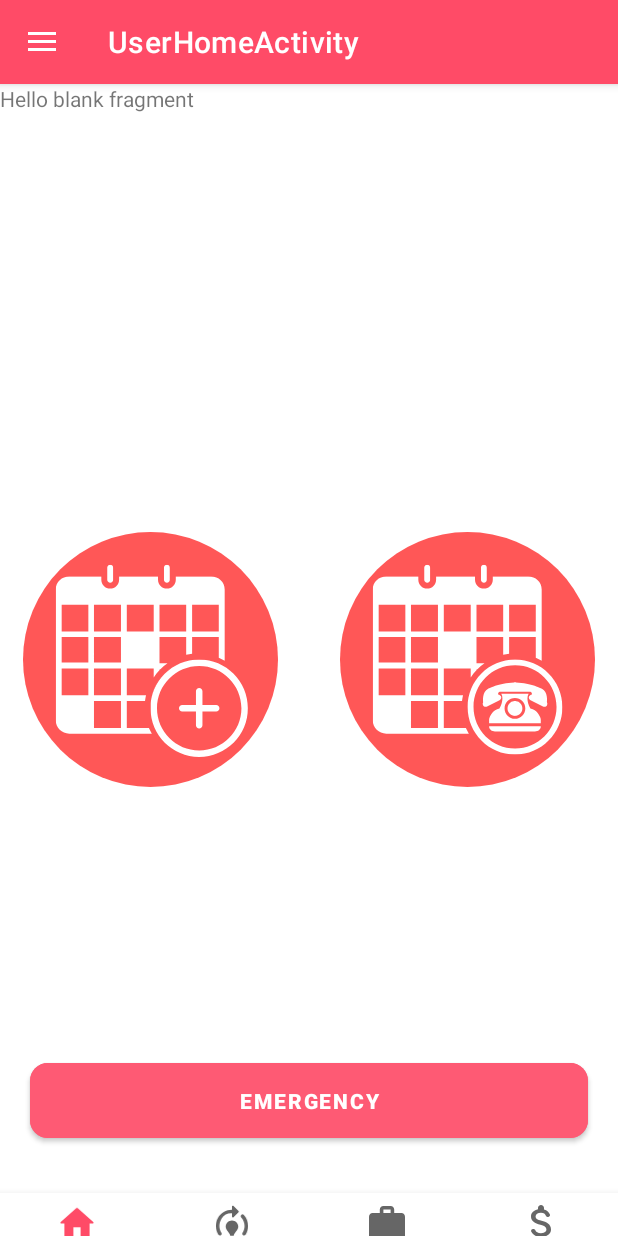
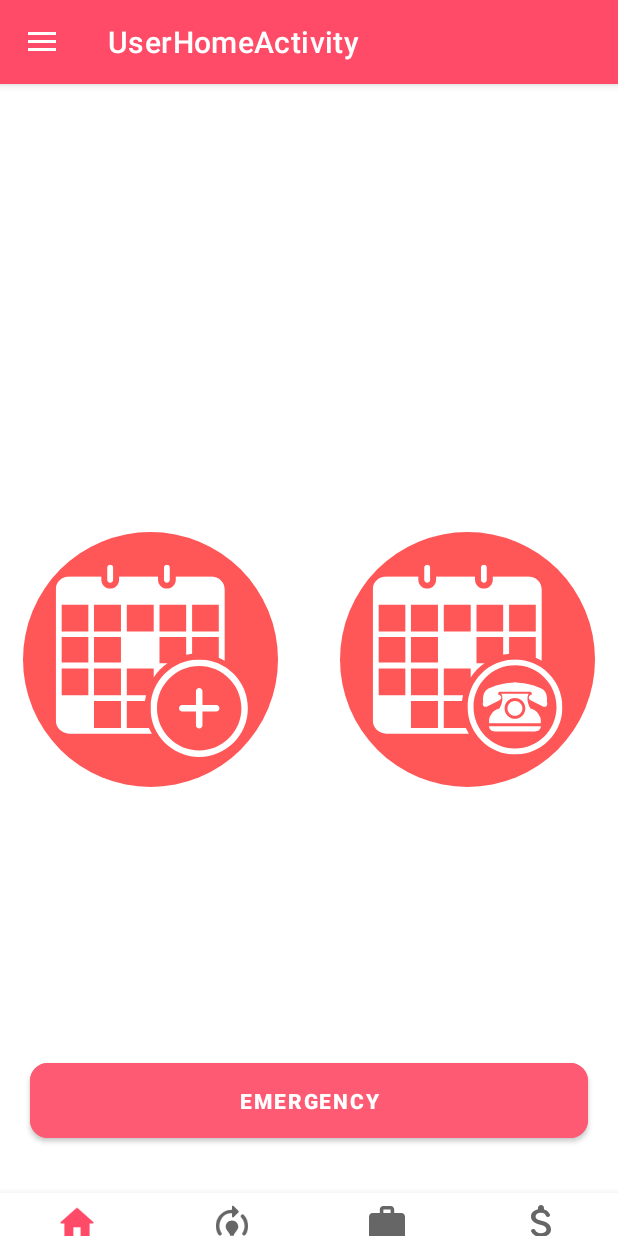
Before and after one commit to DeveloprAbhishek/LifeSaver, an Android app: the screen it shows after launch (UserHomeActivity), on a phone screen of 412 x 824 dp. Run offline under Robolectric (Android 15) with nearby library versions, the phone set to English and light mode, and no system bars; our stand-ins replace CircleImageView.

Commit message:
Started Booking Fragment

```diff
--- a/app/src/main/res/layout/fragment_booking.xml
+++ b/app/src/main/res/layout/fragment_booking.xml
@@ -5,10 +5,6 @@
     android:layout_height="match_parent"
     tools:context=".ui.activity.userhome.BookingFragment">
 
-    <!-- TODO: Update blank fragment layout -->
-    <TextView
-        android:layout_width="match_parent"
-        android:layout_height="match_parent"
-        android:text="@string/hello_blank_fragment" />
+
 
 </FrameLayout>
```
